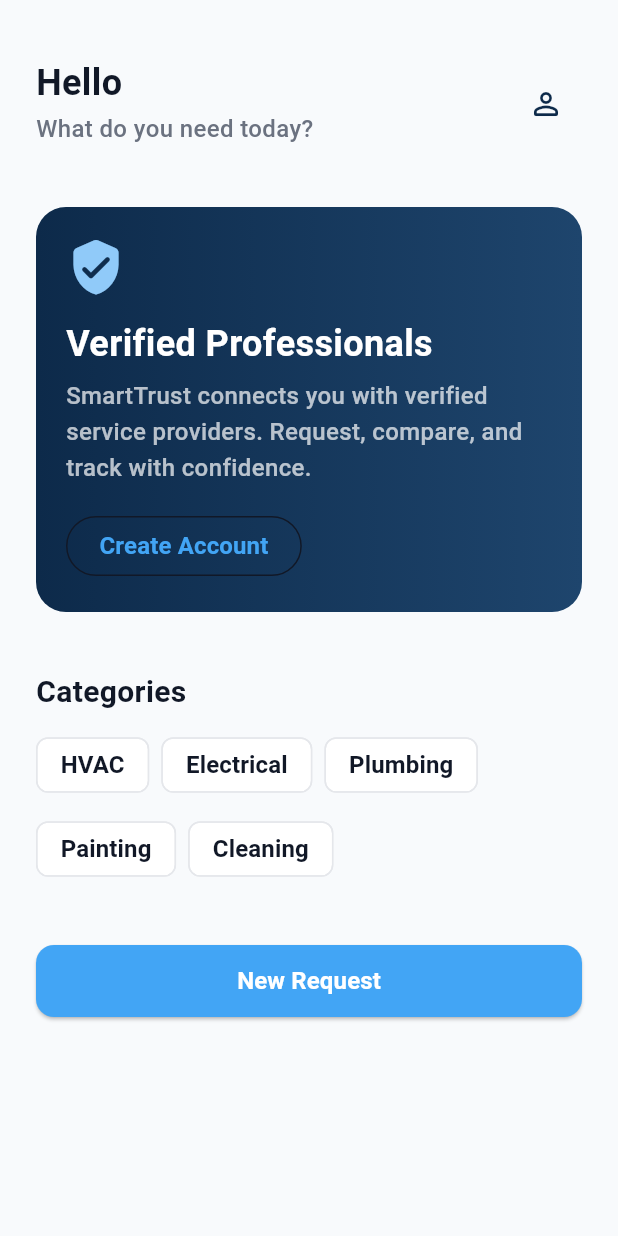
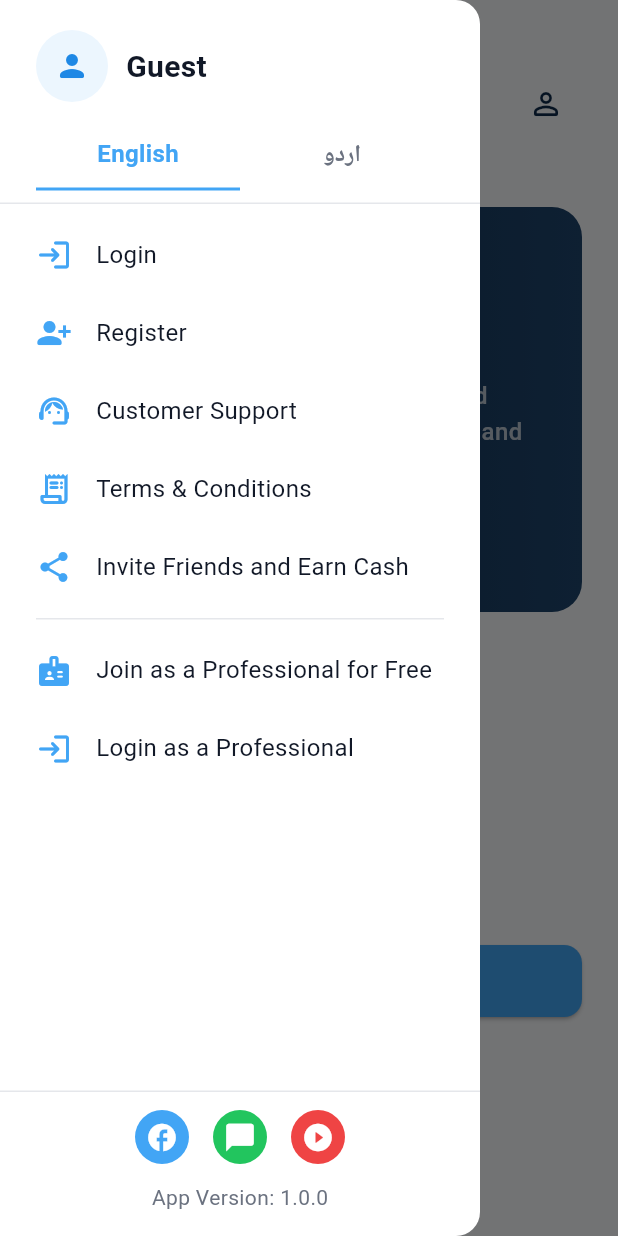
Before and after one commit to qatilhuz/smart_trust, a Flutter app: the GuestHomeScreen screen opened by its route, with the side drawer open (before the commit the screen has no drawer), on a phone screen of 412 x 824 dp. Run offline on Flutter 3.47's test engine with Material 3 defaults, Android fonts, the phone set to English and light mode, and no system bars; our stand-ins replace dio, flutter_riverpod, flutter_secure_storage, geocoding, geolocator, go_router and 3 more; accounts and stored records are empty.

Commit message:
feat(ui): build animated reusable sidebar, map dummy items, and integrate logout flow
Sidebar: new core AppDrawer — a single reusable component for all
three home screens (AppDrawerVariant.guest/customer/provider drives
the header title and item set). Structure mirrors the reference:
avatar + profile header, working English/اردو language toggle
(persisted via localeProvider), icon menu items (Login, Register,
Customer Support, Terms & Conditions, Invite Friends and Earn Cash,
Join as a Professional for Free, Login as a Professional; Profile
for signed-in variants), social footer and app version. The panel
uses Scaffold drawer mechanics, so slide-in/out and the backdrop
scrim fade are framework-animated and overlay the body without
touching host layouts.

Hamburger: custom two-bar HamburgerMenuButton at the top-left of the
Customer, Guest, and Provider home screens (AppBar leading on the
provider screen); opens the shared drawer.

Logout: functional Logout item on signed-in variants with an inline
busy spinner. POSTs /api/v1/auth/logout with {refreshToken} read
from secure storage via the existing auth chain, then clears access/
refresh tokens and the cached user_* profile keys, resets auth and
pending-registration state, and navigates to the Login screen.

Co-authored-by: arena-agent <297053741+arena-agent@users.noreply.github.com>

```diff
--- /dev/null
+++ b/lib/core/widgets/app_drawer.dart
@@ -0,0 +1,460 @@
+import 'package:flutter/material.dart';
+import 'package:flutter_riverpod/flutter_riverpod.dart';
+import 'package:go_router/go_router.dart';
+
+import '../../features/auth/presentation/providers/auth_provider.dart';
+import '../constants/app_colors.dart';
+import '../constants/app_constants.dart';
+import '../constants/app_sizes.dart';
+import '../constants/app_spacing.dart';
+import '../constants/app_text_styles.dart';
+import '../providers/locale_provider.dart';
+import '../router/route_names.dart';
+import 'morphing_spinner.dart';
+
+/// Which home screen opened the sidebar. Drives the header title and the
+/// item set so the same component renders correctly everywhere.
+enum AppDrawerVariant { guest, customer, provider }
+
+/// Custom two-bar hamburger trigger. Place it at the top-left of any screen
+/// whose Scaffold has an [AppDrawer]; it opens the drawer via the enclosing
+/// Scaffold, so it never affects the host layout.
+class HamburgerMenuButton extends StatelessWidget {
+  final Color color;
+  final String tooltip;
+
+  const HamburgerMenuButton({
+    super.key,
+    this.color = AppColors.secondary,
+    this.tooltip = 'Menu',
+  });
+
+  @override
+  Widget build(BuildContext context) {
+    return Semantics(
+      button: true,
+      label: tooltip,
+      child: Builder(
+        builder: (context) => InkWell(
+          onTap: () => Scaffold.of(context).openDrawer(),
+          customBorder: const CircleBorder(),
+          child: Padding(
+            padding: const EdgeInsets.all(AppSpacing.sm + 2),
+            child: SizedBox(
+              width: 22,
+              height: 14,
+              child: Column(
+                mainAxisAlignment: MainAxisAlignment.spaceBetween,
+                crossAxisAlignment: CrossAxisAlignment.stretch,
+                children: [
+                  Container(
+                    height: 2.4,
+                    decoration: BoxDecoration(
+                      color: color,
+                      borderRadius: BorderRadius.circular(AppSizes.radiusPill),
+                    ),
+                  ),
+                  Container(
+                    height: 2.4,
+                    margin: const EdgeInsets.only(left: 9),
+                    decoration: BoxDecoration(
+                      color: color,
+                      borderRadius: BorderRadius.circular(AppSizes.radiusPill),
+                    ),
+                  ),
+                ],
+              ),
+            ),
+          ),
+        ),
+      ),
+    );
+  }
+}
+
+/// Unified slide-in sidebar for the Customer, Provider, and Guest home
+/// screens (structure mirrors the Karsaaz reference: profile header,
+/// English/اردو toggle, icon menu list, professional links, social footer).
+///
+/// Uses the Scaffold's built-in drawer mechanics, so the slide-in/out and
+/// scrim (backdrop) fade are handled by the framework's drawer animation and
+/// the panel overlays the body without touching host layouts.
+class AppDrawer extends ConsumerStatefulWidget {
+  final AppDrawerVariant variant;
+
+  const AppDrawer({super.key, required this.variant});
+
+  @override
+  ConsumerState<AppDrawer> createState() => _AppDrawerState();
+}
+
+class _AppDrawerState extends ConsumerState<AppDrawer> {
+  bool _isLoggingOut = false;
+
+  bool get _isAuthenticated => widget.variant != AppDrawerVariant.guest;
+
+  String get _title => switch (widget.variant) {
+        AppDrawerVariant.guest => 'Guest',
+        AppDrawerVariant.customer => 'Customer',
+        AppDrawerVariant.provider => 'Professional',
+      };
+
+  void _showComingSoon() {
+    ScaffoldMessenger.of(context)
+      ..hideCurrentSnackBar()
+      ..showSnackBar(
+        const SnackBar(content: Text('Coming soon')),
+      );
+  }
+
+  /// Closes the panel first, then runs the route action from a context that
+  /// is still valid within the same frame.
+  void _navigateTo(String route) {
+    Navigator.of(context).pop();
+    context.push(route);
+  }
+
+  Future<void> _logout() async {
+    if (_isLoggingOut) return;
+    setState(() => _isLoggingOut = true);
+    try {
+      // POST /api/v1/auth/logout {refreshToken} via the auth chain, then
+      // tokens + cached user profile are cleared inside the repository.
+      await ref.read(authStateProvider.notifier).logout();
+      ref.read(pendingRegistrationProvider.notifier).state = null;
+    } finally {
+      if (mounted) setState(() => _isLoggingOut = false);
+    }
+    if (mounted) context.go(RouteNames.login);
+  }
+
+  @override
+  Widget build(BuildContext context) {
+    final locale = ref.watch(localeProvider);
+
+    return Drawer(
+      width: MediaQuery.sizeOf(context).width * .82 > 320
+          ? 320
+          : MediaQuery.sizeOf(context).width * .82,
+      backgroundColor: AppColors.background,
+      child: SafeArea(
+        child: Column(
+          crossAxisAlignment: CrossAxisAlignment.stretch,
+          children: [
+            Padding(
+              padding: const EdgeInsets.fromLTRB(
+                AppSpacing.xxl,
+                AppSpacing.xl,
+                AppSpacing.xxl,
+                AppSpacing.md,
+              ),
+              child: Row(
+                children: [
+                  CircleAvatar(
+                    radius: AppSizes.avatarMedium / 2,
+                    backgroundColor: AppColors.primary.withOpacity(.10),
+                    child: const Icon(
+                      Icons.person_rounded,
+                      color: AppColors.primaryDark,
+                      size: AppSizes.iconMd,
+                    ),
+                  ),
+                  const SizedBox(width: AppSpacing.md),
+                  Expanded(
+                    child: Text(
+                      _title,
+                      maxLines: 1,
+                      overflow: TextOverflow.ellipsis,
+                      style: AppTextStyles.heading3,
+                    ),
+                  ),
+                ],
+              ),
+            ),
+            _LanguageToggle(selected: locale.languageCode),
+            const Divider(height: 1, color: AppColors.border),
+            Expanded(
+              child: ListView(
+                padding: const EdgeInsets.symmetric(vertical: AppSpacing.sm),
+                children: _buildItems(),
+              ),
+            ),
+            const Divider(height: 1, color: AppColors.border),
+            Padding(
+              padding: const EdgeInsets.fromLTRB(
+                AppSpacing.xxl,
+                AppSpacing.md,
+                AppSpacing.xxl,
+                AppSpacing.lg,
+              ),
+              child: Column(
+                children: [
+                  const Row(
+                    mainAxisAlignment: MainAxisAlignment.center,
+                    children: [
+                      _SocialBubble(
+                        icon: Icons.facebook_rounded,
+                        background: AppColors.primary,
+                      ),
+                      SizedBox(width: AppSpacing.lg),
+                      _SocialBubble(
+                        icon: Icons.chat_bubble_rounded,
+                        background: AppColors.success,
+                      ),
+                      SizedBox(width: AppSpacing.lg),
+                      _SocialBubble(
+                        icon: Icons.play_circle_fill_rounded,
+                        background: AppColors.error,
+                      ),
+                    ],
+                  ),
+                  const SizedBox(height: AppSpacing.md),
+                  Text(
+                    'App Version: ${AppConstants.appVersion}',
+                    style: AppTextStyles.caption,
+                  ),
+                ],
+              ),
+            ),
+          ],
+        ),
+      ),
+    );
+  }
+
+  List<Widget> _buildItems() {
+    final items = <Widget>[];
+    if (!_isAuthenticated) {
+      items
+        ..add(_DrawerItem(
+          icon: Icons.login_rounded,
+          label: 'Login',
+          onTap: () => _navigateTo(RouteNames.login),
+        ))
+        ..add(_DrawerItem(
+          icon: Icons.person_add_alt_1_rounded,
+          label: 'Register',
+          onTap: () => _navigateTo(RouteNames.signup),
+        ));
+    } else {
+      items.add(_DrawerItem(
+        icon: widget.variant == AppDrawerVariant.provider
+            ? Icons.engineering_rounded
+            : Icons.person_outline_rounded,
+        label: 'Profile',
+        onTap: () => _navigateTo(
+          widget.variant == AppDrawerVariant.provider
+              ? RouteNames.providerProfile
+              : RouteNames.customerProfile,
+        ),
+      ));
+    }
+    items
+      ..add(_DrawerItem(
+        icon: Icons.support_agent_rounded,
+        label: 'Customer Support',
+        onTap: _showComingSoon,
+      ))
+      ..add(_DrawerItem(
+        icon: Icons.receipt_long_rounded,
+        label: 'Terms & Conditions',
+        onTap: _showComingSoon,
+      ))
+      ..add(_DrawerItem(
+        icon: Icons.share_rounded,
+        label: 'Invite Friends and Earn Cash',
+        onTap: _showComingSoon,
+      ))
+      ..add(const _DrawerSeparator());
+    if (_isAuthenticated) {
+      items.add(_DrawerItem(
+        icon: Icons.logout_rounded,
+        label: 'Logout',
+        busy: _isLoggingOut,
+        onTap: _isLoggingOut ? null : _logout,
+      ));
+    } else {
+      items
+        ..add(_DrawerItem(
+          icon: Icons.badge_rounded,
+          label: 'Join as a Professional for Free',
+          onTap: () => _navigateTo(RouteNames.signup),
+        ))
+        ..add(_DrawerItem(
+          icon: Icons.login_rounded,
+          label: 'Login as a Professional',
+          onTap: () => _navigateTo(RouteNames.login),
+        ));
+    }
+    return items;
+  }
+}
+
+class _LanguageToggle extends ConsumerWidget {
+  final String selected;
+
+  const _LanguageToggle({required this.selected});
+
+  @override
+  Widget build(BuildContext context, WidgetRef ref) {
+    return Padding(
+      padding: const EdgeInsets.fromLTRB(
+        AppSpacing.xxl,
+        0,
+        AppSpacing.xxl,
+        AppSpacing.sm,
+      ),
+      child: Row(
+        children: [
+          Expanded(
+            child: _LanguageOption(
+              label: 'English',
+              code: 'en',
+              selected: selected == 'en',
+              onTap: () => ref
+                  .read(localeProvider.notifier)
+                  .setLocale(const Locale('en')),
+            ),
+          ),
+          Expanded(
+            child: _LanguageOption(
+              label: 'اردو',
+              code: 'ur',
+              selected: selected == 'ur',
+              onTap: () => ref
+                  .read(localeProvider.notifier)
+                  .setLocale(const Locale('ur')),
+            ),
+          ),
+        ],
+      ),
+    );
+  }
+}
+
+class _LanguageOption extends StatelessWidget {
+  final String label;
+  final String code;
+  final bool selected;
+  final VoidCallback onTap;
+
+  const _LanguageOption({
+    required this.label,
+    required this.code,
+    required this.selected,
+    required this.onTap,
+  });
+
+  @override
+  Widget build(BuildContext context) {
+    return InkWell(
+      onTap: onTap,
+      borderRadius: BorderRadius.circular(AppSizes.radiusSm),
+      child: Container(
+        padding: const EdgeInsets.symmetric(vertical: AppSpacing.md),
+        decoration: BoxDecoration(
+          border: Border(
+            bottom: BorderSide(
+              color: selected ? AppColors.primary : AppColors.transparent,
+              width: AppSizes.borderWidthFocused,
+            ),
+          ),
+        ),
+        child: Center(
+          child: Text(
+            label,
+            style: AppTextStyles.label.copyWith(
+              color: selected ? AppColors.primary : AppColors.textSecondary,
+              fontWeight: FontWeight.w700,
+              fontSize: 16,
+            ),
+          ),
+        ),
+      ),
+    );
+  }
+}
+
+class _DrawerSeparator extends StatelessWidget {
+  const _DrawerSeparator();
+
+  @override
+  Widget build(BuildContext context) {
+    return const Padding(
+      padding: EdgeInsets.symmetric(
+        horizontal: AppSpacing.xxl,
+        vertical: AppSpacing.sm,
+      ),
+      child: Divider(height: 1, color: AppColors.border),
+    );
+  }
+}
+
+class _DrawerItem extends StatelessWidget {
+  final IconData icon;
+  final String label;
+  final VoidCallback? onTap;
+
+  /// Shows the morphing spinner instead of the icon while a request (e.g.
+  /// logout) is in flight.
+  final bool busy;
+
+  const _DrawerItem({
+    required this.icon,
+    required this.label,
+    required this.onTap,
+    this.busy = false,
+  });
+
+  @override
+  Widget build(BuildContext context) {
+    return Semantics(
+      button: true,
+      label: label,
+      child: InkWell(
+        onTap: onTap,
+        child: Padding(
+          padding: const EdgeInsets.symmetric(
+            horizontal: AppSpacing.xxl,
+            vertical: AppSpacing.lg - 2,
+          ),
+          child: Row(
+            children: [
+              SizedBox.square(
+                dimension: AppSizes.iconMd,
+                child: busy
+                    ? const MorphingSpinner(size: AppSizes.iconMd, strokeWidth: 2.2)
+                    : Icon(icon, color: AppColors.primary, size: AppSizes.iconMd),
+              ),
+              const SizedBox(width: AppSpacing.lg),
+              Expanded(
+                child: Text(
+                  label,
+                  style: AppTextStyles.bodyRegular.copyWith(
+                    color: AppColors.textPrimary,
+                  ),
+                ),
+              ),
+            ],
+          ),
+        ),
+      ),
+    );
+  }
+}
+
+class _SocialBubble extends StatelessWidget {
+  final IconData icon;
+  final Color background;
+
+  const _SocialBubble({required this.icon, required this.background});
+
+  @override
+  Widget build(BuildContext context) {
+    return CircleAvatar(
+      radius: AppSizes.avatarSmall / 2 + 2,
+      backgroundColor: background,
+      child: Icon(icon, color: AppColors.white, size: AppSizes.iconSm + 2),
+    );
+  }
+}
--- a/lib/features/auth/data/repositories/auth_repository_impl.dart
+++ b/lib/features/auth/data/repositories/auth_repository_impl.dart
@@ -87,6 +87,18 @@
       await source.logout(refreshToken: refreshToken);
     }
     await storage.clearTokens();
+    // Clear the locally cached profile so no auth state survives logout.
+    final prefs = await SharedPreferences.getInstance();
+    for (final key in const [
+      'user_id',
+      'user_name',
+      'user_email',
+      'user_phone',
+      'user_role',
+      'user_status',
+    ]) {
+      await prefs.remove(key);
+    }
   }
 
   @override
--- a/lib/features/customer/guest_home/presentation/guest_home_screen.dart
+++ b/lib/features/customer/guest_home/presentation/guest_home_screen.dart
@@ -6,6 +6,7 @@
 import '../../../../core/constants/app_spacing.dart';
 import '../../../../core/constants/app_text_styles.dart';
 import '../../../../core/router/route_names.dart';
+import '../../../../core/widgets/app_drawer.dart';
 import '../../../../core/widgets/authentication_prompt.dart';
 import '../../../../l10n/app_localizations.dart';
 
@@ -16,6 +17,7 @@
     final l = AppLocalizations.of(context)!;
     return Scaffold(
       backgroundColor: AppColors.scaffoldBackground,
+      drawer: const AppDrawer(variant: AppDrawerVariant.guest),
       body: SafeArea(
         child: CustomScrollView(
           slivers: [
@@ -32,6 +34,8 @@
                   children: [
                     Row(
                       children: [
+                        const HamburgerMenuButton(),
+                        const SizedBox(width: AppSpacing.sm),
                         Expanded(
                           child: Column(
                             crossAxisAlignment: CrossAxisAlignment.start,
--- a/lib/features/customer/home/presentation/customer_home_screen.dart
+++ b/lib/features/customer/home/presentation/customer_home_screen.dart
@@ -8,6 +8,7 @@
 import '../../../../core/constants/app_spacing.dart';
 import '../../../../core/constants/app_text_styles.dart';
 import '../../../../core/router/route_names.dart';
+import '../../../../core/widgets/app_drawer.dart';
 import '../../../../core/widgets/authentication_prompt.dart';
 import '../../../../l10n/app_localizations.dart';
 import '../../../auth/domain/entities/user_entity.dart';
@@ -102,6 +103,7 @@
 
     return Scaffold(
       backgroundColor: AppColors.scaffoldBackground,
+      drawer: const AppDrawer(variant: AppDrawerVariant.customer),
       body: SafeArea(
         child: RefreshIndicator(
           color: AppColors.primary,
@@ -225,6 +227,8 @@
 
     return Row(
       children: [
+        const HamburgerMenuButton(),
+        const SizedBox(width: AppSpacing.sm),
         Expanded(
           child: Column(
             crossAxisAlignment: CrossAxisAlignment.start,
--- a/lib/features/provider/home/presentation/provider_home_screen.dart
+++ b/lib/features/provider/home/presentation/provider_home_screen.dart
@@ -4,6 +4,7 @@
 
 import '../../../../core/constants/app_colors.dart';
 import '../../../../core/router/route_names.dart';
+import '../../../../core/widgets/app_drawer.dart';
 
 class ProviderHomeScreen extends ConsumerWidget {
   const ProviderHomeScreen({super.key});
@@ -11,7 +12,11 @@
   @override
   Widget build(BuildContext context, WidgetRef ref) {
     return Scaffold(
-      appBar: AppBar(title: const Text('Provider Status')),
+      drawer: const AppDrawer(variant: AppDrawerVariant.provider),
+      appBar: AppBar(
+        title: const Text('Provider Status'),
+        leading: const HamburgerMenuButton(),
+      ),
       body: Padding(
         padding: const EdgeInsets.all(24),
         child: Column(
```
